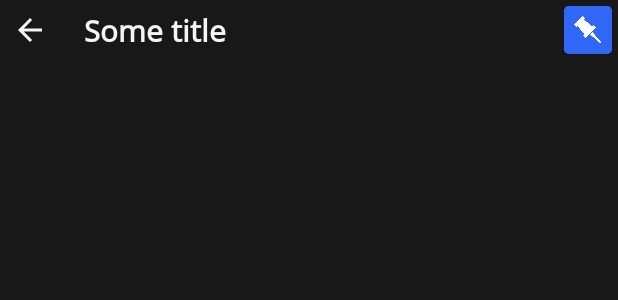
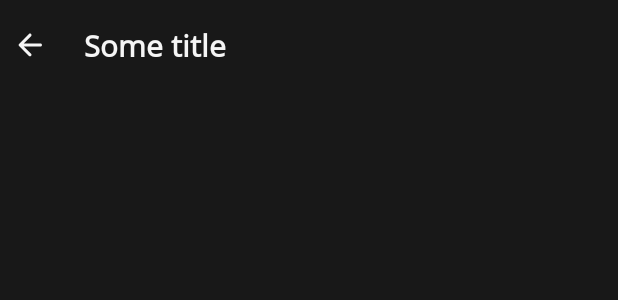
Before and after one commit to fibelatti/pinboard-kotlin, an Android app: the layout layout_title.xml on its own in the app's theme, with its tools: preview values and no code run, on a phone screen of 412 x 824 dp. Shown: the top 300 px of the screen. Run offline under Robolectric (Android 15) with nearby library versions, the phone set to English and light mode, and no system bars.

Commit message:
Update title layout resources

```diff
--- a/app/src/main/kotlin/com/fibelatti/pinboard/core/android/customview/TitleLayout.kt
+++ b/app/src/main/kotlin/com/fibelatti/pinboard/core/android/customview/TitleLayout.kt
@@ -7,6 +7,7 @@ import androidx.annotation.DrawableRes
 import androidx.annotation.StringRes
 import androidx.constraintlayout.widget.ConstraintLayout
 import androidx.core.content.ContextCompat
+import com.fibelatti.core.extension.gone
 import com.fibelatti.core.extension.visible
 import com.fibelatti.pinboard.R
 import kotlinx.android.synthetic.main.layout_title.view.*
@@ -36,4 +37,9 @@ class TitleLayout @JvmOverloads constructor(
             visible()
         }
     }
+
+    fun hideNavigateUp() {
+        buttonNavigateBack.setOnClickListener(null)
+        buttonNavigateBack.gone()
+    }
 }
--- a/app/src/main/res/drawable/ic_back_arrow.xml
+++ b/app/src/main/res/drawable/ic_back_arrow.xml
@@ -1,9 +1,9 @@
 <vector xmlns:android="http://schemas.android.com/apk/res/android"
-    android:width="24dp"
-    android:height="24dp"
+    android:width="16dp"
+    android:height="16dp"
     android:viewportWidth="24"
     android:viewportHeight="24">
     <path
         android:fillColor="@color/color_icon"
-        android:pathData="M20,11H7.83l5.59,-5.59L12,4l-8,8 8,8 1.41,-1.41L7.83,13H20v-2z" />
+        android:pathData="M19,11H7.83l4.88,-4.88c0.39,-0.39 0.39,-1.03 0,-1.42 -0.39,-0.39 -1.02,-0.39 -1.41,0l-6.59,6.59c-0.39,0.39 -0.39,1.02 0,1.41l6.59,6.59c0.39,0.39 1.02,0.39 1.41,0 0.39,-0.39 0.39,-1.02 0,-1.41L7.83,13H19c0.55,0 1,-0.45 1,-1s-0.45,-1 -1,-1z" />
 </vector>
--- a/app/src/main/res/layout/layout_title.xml
+++ b/app/src/main/res/layout/layout_title.xml
@@ -1,44 +1,32 @@
 <?xml version="1.0" encoding="utf-8"?>
-<androidx.constraintlayout.widget.ConstraintLayout xmlns:android="http://schemas.android.com/apk/res/android"
+<LinearLayout xmlns:android="http://schemas.android.com/apk/res/android"
     xmlns:app="http://schemas.android.com/apk/res-auto"
     xmlns:tools="http://schemas.android.com/tools"
-    android:id="@+id/layoutTitle"
     android:layout_width="match_parent"
-    android:layout_height="wrap_content">
+    android:layout_height="@dimen/title_layout_height"
+    android:orientation="horizontal"
+    android:paddingTop="@dimen/padding_small"
+    android:paddingBottom="@dimen/padding_small">
 
     <ImageView
         android:id="@+id/buttonNavigateBack"
         style="@style/AppTheme.ClickableIcon"
+        android:layout_gravity="center_vertical"
         android:contentDescription="@string/cd_navigate_back"
         android:visibility="gone"
-        app:layout_constraintLeft_toLeftOf="parent"
-        app:layout_constraintRight_toLeftOf="@+id/textViewTitle"
-        app:layout_constraintTop_toTopOf="parent"
         app:srcCompat="@drawable/ic_back_arrow"
         tools:visibility="visible" />
 
     <TextView
         android:id="@+id/textViewTitle"
         style="@style/AppTheme.Text.Title"
-        android:layout_width="0dp"
-        android:layout_height="wrap_content"
+        android:layout_width="match_parent"
+        android:layout_height="@dimen/clickable_area"
+        android:layout_gravity="center_vertical"
         android:layout_marginStart="@dimen/margin_regular"
-        app:layout_constraintBottom_toBottomOf="parent"
-        app:layout_constraintLeft_toRightOf="@+id/buttonNavigateBack"
-        app:layout_constraintRight_toLeftOf="@+id/imageViewAppLogo"
-        app:layout_constraintTop_toTopOf="parent"
+        android:ellipsize="end"
+        android:gravity="center_vertical"
+        android:maxLines="1"
         tools:text="Some title" />
 
-    <ImageView
-        android:id="@+id/imageViewAppLogo"
-        android:layout_width="@dimen/clickable_area"
-        android:layout_height="@dimen/clickable_area"
-        android:contentDescription="@string/cd_app_logo"
-        android:src="@drawable/pinkt"
-        android:visibility="gone"
-        app:layout_constraintLeft_toRightOf="@+id/textViewTitle"
-        app:layout_constraintRight_toRightOf="parent"
-        app:layout_constraintTop_toTopOf="parent"
-        tools:visibility="visible" />
-
-</androidx.constraintlayout.widget.ConstraintLayout>
+</LinearLayout>
--- a/app/src/main/res/values/dimens.xml
+++ b/app/src/main/res/values/dimens.xml
@@ -43,4 +43,6 @@
     <dimen name="app_icon_size">80dp</dimen>
     <dimen name="app_icon_size_splash">160dp</dimen>
     <dimen name="app_icon_offset">50dp</dimen>
+
+    <dimen name="title_layout_height">60dp</dimen>
 </resources>
```
